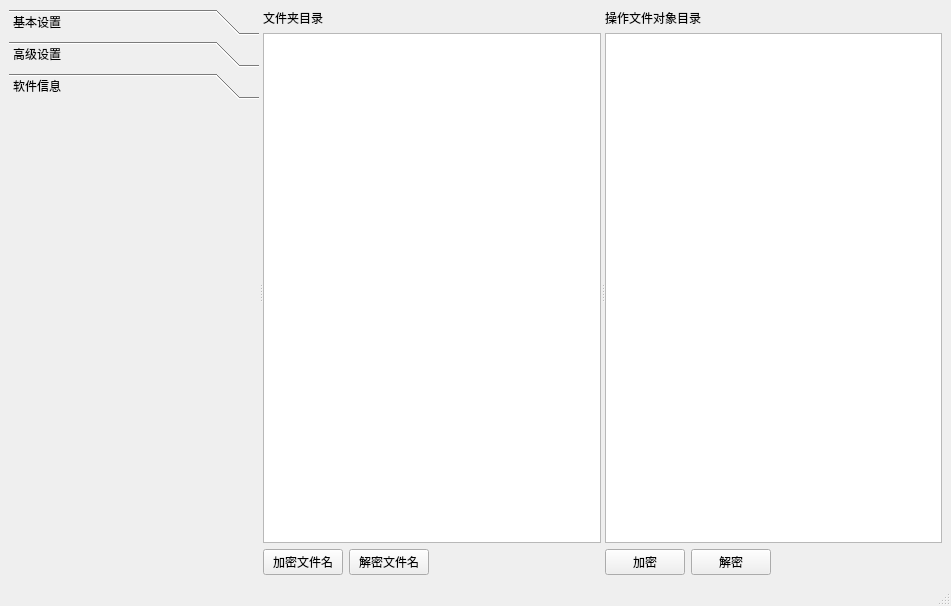
Qt form mainwindow.ui (jedi007/Jedi_Encrypt) before a commit.
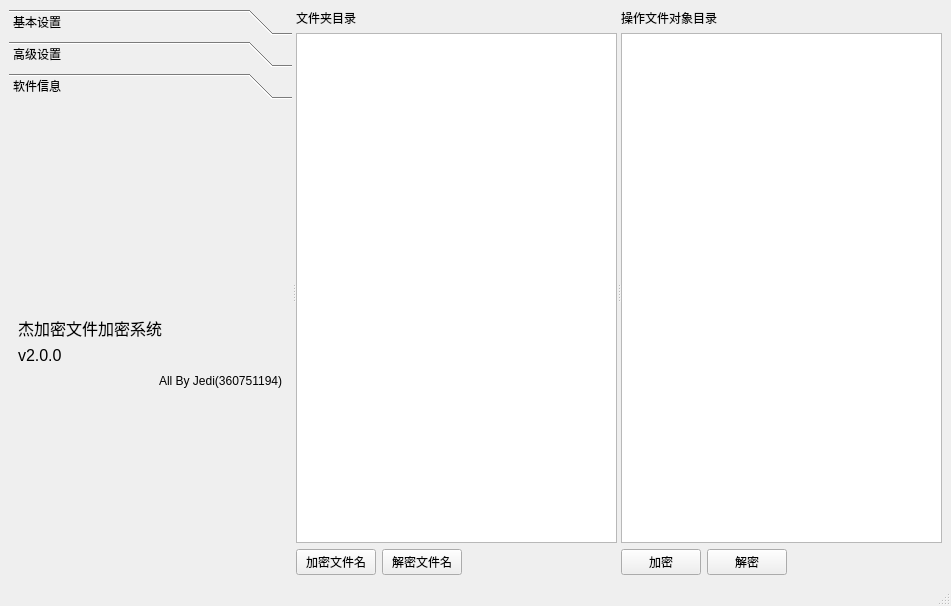
The same form after that commit. The open tabs and pages were chosen to show the change. Icons and pictures are not drawn. Custom widgets are drawn as their Qt base class.

Commit message: 设置图标UI

```diff
--- a/mainwindow.ui
+++ b/mainwindow.ui
@@ -23,7 +23,7 @@
       <widget class="QToolBox" name="toolBox">
        <property name="minimumSize">
         <size>
-         <width>250</width>
+         <width>280</width>
          <height>0</height>
         </size>
        </property>
@@ -213,13 +213,152 @@
          <rect>
           <x>0</x>
           <y>0</y>
-          <width>250</width>
-          <height>479</height>
+          <width>280</width>
+          <height>467</height>
          </rect>
         </property>
         <attribute name="label">
          <string>软件信息</string>
         </attribute>
+        <layout class="QVBoxLayout" name="verticalLayout_8">
+         <item>
+          <spacer name="verticalSpacer_3">
+           <property name="orientation">
+            <enum>Qt::Vertical</enum>
+           </property>
+           <property name="sizeHint" stdset="0">
+            <size>
+             <width>20</width>
+             <height>113</height>
+            </size>
+           </property>
+          </spacer>
+         </item>
+         <item>
+          <layout class="QHBoxLayout" name="horizontalLayout_6">
+           <item>
+            <spacer name="horizontalSpacer_5">
+             <property name="orientation">
+              <enum>Qt::Horizontal</enum>
+             </property>
+             <property name="sizeHint" stdset="0">
+              <size>
+               <width>40</width>
+               <height>20</height>
+              </size>
+             </property>
+            </spacer>
+           </item>
+           <item>
+            <widget class="QLabel" name="label_4">
+             <property name="minimumSize">
+              <size>
+               <width>128</width>
+               <height>0</height>
+              </size>
+             </property>
+             <property name="maximumSize">
+              <size>
+               <width>128</width>
+               <height>128</height>
+              </size>
+             </property>
+             <property name="text">
+              <string/>
+             </property>
+             <property name="pixmap">
+              <pixmap resource="images.qrc">:/icon.ico</pixmap>
+             </property>
+             <property name="scaledContents">
+              <bool>true</bool>
+             </property>
+            </widget>
+           </item>
+           <item>
+            <spacer name="horizontalSpacer_6">
+             <property name="orientation">
+              <enum>Qt::Horizontal</enum>
+             </property>
+             <property name="sizeHint" stdset="0">
+              <size>
+               <width>40</width>
+               <height>20</height>
+              </size>
+             </property>
+            </spacer>
+           </item>
+          </layout>
+         </item>
+         <item>
+          <widget class="QLabel" name="label_3">
+           <property name="font">
+            <font>
+             <family>Arial</family>
+             <pointsize>12</pointsize>
+            </font>
+           </property>
+           <property name="text">
+            <string>杰加密文件加密系统</string>
+           </property>
+           <property name="scaledContents">
+            <bool>true</bool>
+           </property>
+          </widget>
+         </item>
+         <item>
+          <widget class="QLabel" name="label_5">
+           <property name="font">
+            <font>
+             <family>Arial</family>
+             <pointsize>12</pointsize>
+            </font>
+           </property>
+           <property name="text">
+            <string>v2.0.0</string>
+           </property>
+           <property name="scaledContents">
+            <bool>true</bool>
+           </property>
+          </widget>
+         </item>
+         <item>
+          <layout class="QHBoxLayout" name="horizontalLayout_5">
+           <item>
+            <spacer name="horizontalSpacer_4">
+             <property name="orientation">
+              <enum>Qt::Horizontal</enum>
+             </property>
+             <property name="sizeHint" stdset="0">
+              <size>
+               <width>40</width>
+               <height>20</height>
+              </size>
+             </property>
+            </spacer>
+           </item>
+           <item>
+            <widget class="QLabel" name="label_6">
+             <property name="text">
+              <string>All By Jedi(360751194)</string>
+             </property>
+            </widget>
+           </item>
+          </layout>
+         </item>
+         <item>
+          <spacer name="verticalSpacer_4">
+           <property name="orientation">
+            <enum>Qt::Vertical</enum>
+           </property>
+           <property name="sizeHint" stdset="0">
+            <size>
+             <width>20</width>
+             <height>112</height>
+            </size>
+           </property>
+          </spacer>
+         </item>
+        </layout>
        </widget>
       </widget>
       <widget class="QWidget" name="layoutWidget">
```
Left out of the diff: 44 changed lines with no effect on the pictures. The commit also changes 2 other files.
